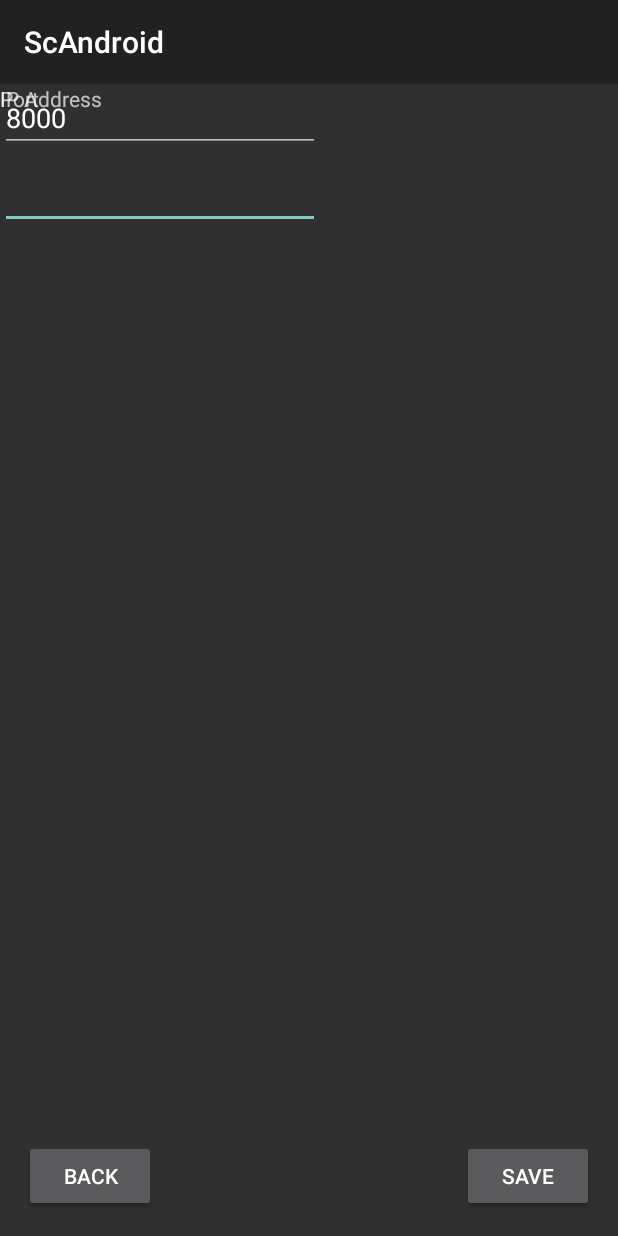
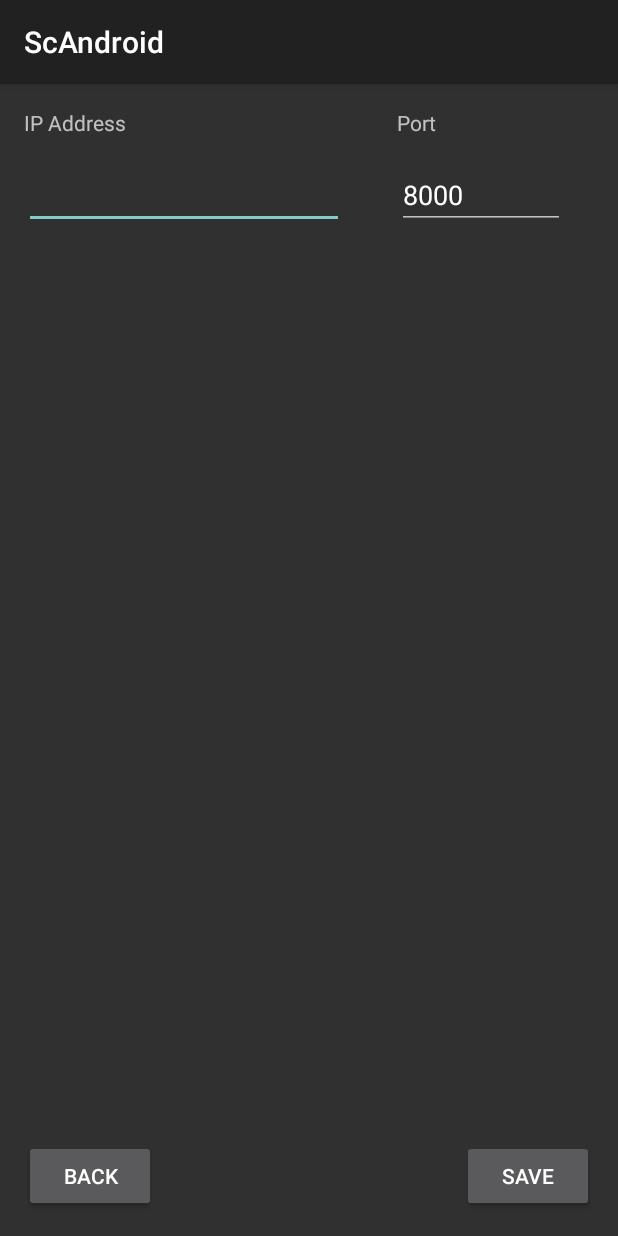
Before and after one commit to bosoxfanx5/ScAndroid, an Android app: the SettingsActivity screen opened directly, with no data from a screen before it, on a phone screen of 412 x 824 dp. Run offline under Robolectric (Android 15) with nearby library versions, the phone set to English and light mode, and no system bars.

Commit message:
Rearranged settings text boxes.

```diff
--- a/app/src/main/res/layout/activity_settings.xml
+++ b/app/src/main/res/layout/activity_settings.xml
@@ -19,41 +19,49 @@
         app:layout_constraintLeft_toLeftOf="parent" />
 
     <EditText
-        android:layout_width="wrap_content"
+        android:layout_width="0dp"
         android:layout_height="wrap_content"
         android:inputType="textPersonName"
         android:text="Name"
         android:ems="10"
         android:id="@+id/ipET"
-        tools:layout_editor_absoluteX="84dp"
-        android:layout_marginTop="32dp"
-        app:layout_constraintTop_toBottomOf="@+id/textView" />
+        android:layout_marginTop="16dp"
+        app:layout_constraintTop_toBottomOf="@+id/textView"
+        android:layout_marginStart="16dp"
+        app:layout_constraintLeft_toLeftOf="parent" />
 
     <TextView
         android:text="IP Address"
         android:layout_width="wrap_content"
         android:layout_height="wrap_content"
-        tools:layout_editor_absoluteX="158dp"
         android:id="@+id/textView"
-        tools:layout_editor_absoluteY="32dp" />
+        android:layout_marginTop="16dp"
+        app:layout_constraintTop_toTopOf="parent"
+        android:layout_marginStart="16dp"
+        app:layout_constraintLeft_toLeftOf="parent" />
 
     <EditText
-        android:layout_width="wrap_content"
+        android:layout_width="112dp"
         android:layout_height="wrap_content"
         android:inputType="textPersonName"
         android:text="Name"
         android:ems="10"
-        tools:layout_editor_absoluteY="271dp"
-        tools:layout_editor_absoluteX="76dp"
-        android:id="@+id/portET" />
+        android:id="@+id/portET"
+        android:layout_marginTop="16dp"
+        app:layout_constraintTop_toBottomOf="@+id/textView2"
+        app:layout_constraintLeft_toRightOf="@+id/ipET"
+        android:layout_marginStart="16dp"
+        android:layout_marginEnd="16dp"
+        app:layout_constraintRight_toRightOf="parent" />
 
     <TextView
         android:text="Port"
         android:layout_width="30dp"
         android:layout_height="wrap_content"
-        tools:layout_editor_absoluteX="168dp"
         android:id="@+id/textView2"
-        tools:layout_editor_absoluteY="234dp" />
+        app:layout_constraintLeft_toLeftOf="@+id/portET"
+        android:layout_marginTop="16dp"
+        app:layout_constraintTop_toTopOf="parent" />
 
     <Button
         android:text="Save"
@@ -65,4 +73,5 @@
         app:layout_constraintRight_toRightOf="parent"
         app:layout_constraintBottom_toBottomOf="parent"
         android:layout_marginBottom="16dp" />
+
 </android.support.constraint.ConstraintLayout>
```
